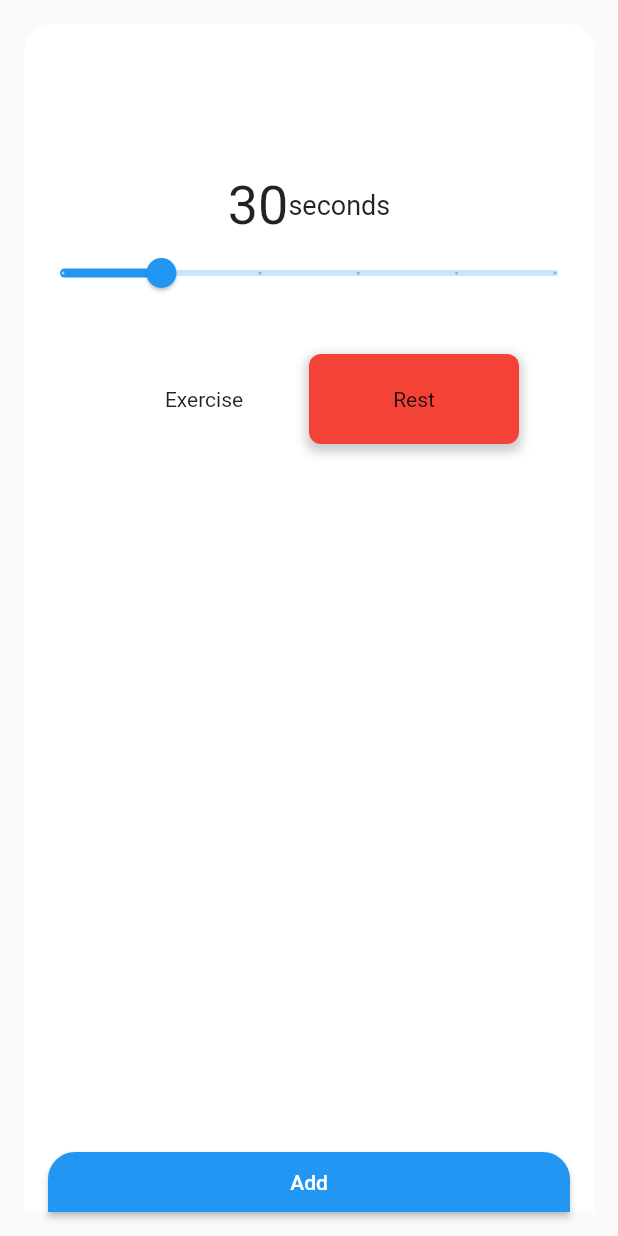
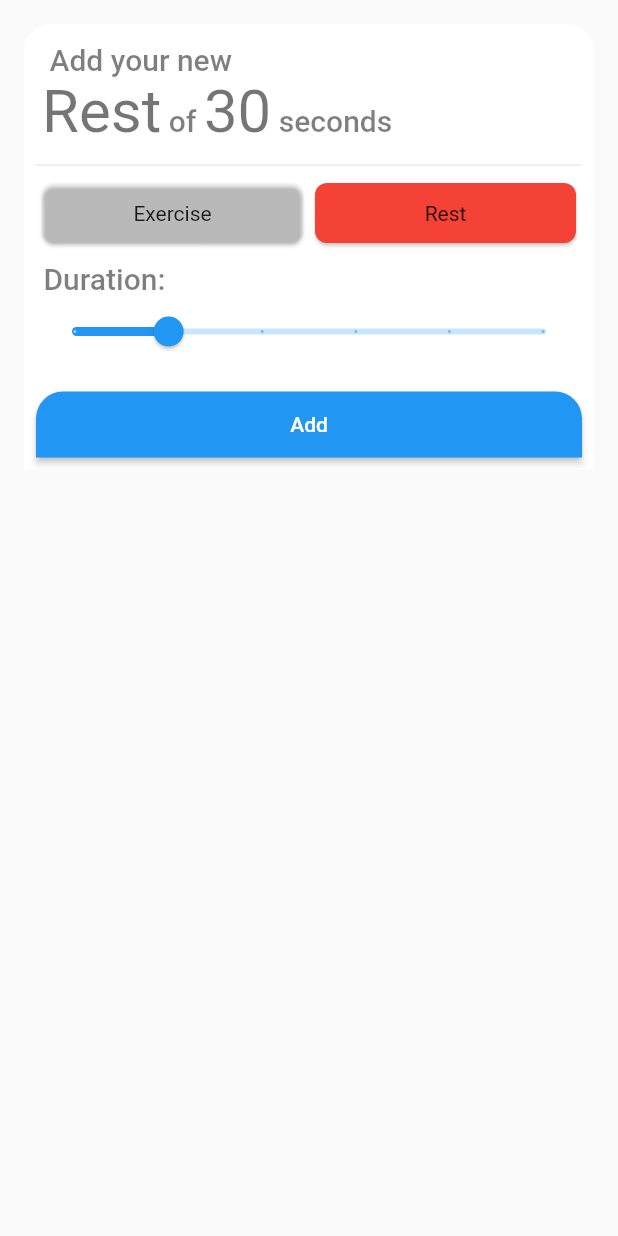
Before and after one commit to yurecKovalchuk/gym_companion, a Flutter app: the ShowModalBottomSheetSetApproaches widget shown alone on an empty page, opened directly, on a phone screen of 412 x 824 dp. Run offline on Flutter 3.47's test engine with Material 2 defaults, Android fonts, the phone set to English and light mode, and no system bars; our stand-ins replace flutter_bloc.

Commit message:
refactor/chage show modal widget

```diff
--- a/lib/features/exercise_create/widget/show_modal_bottom_sheet_set_approaches.dart
+++ b/lib/features/exercise_create/widget/show_modal_bottom_sheet_set_approaches.dart
@@ -19,13 +19,6 @@ class ShowModalBottomSheetSetApproaches extends StatefulWidget {
 
 class _ShowModalBottomSheetSetApproachesState
     extends State<ShowModalBottomSheetSetApproaches> {
-  late final TextEditingController _textEditingController =
-      TextEditingController(
-    text: widget.value != null
-        ? widget.value.toString()
-        : _currentSliderValue.toString(),
-  );
-
   late ApproachType selectedType = widget.type == ApproachType.exercise
       ? ApproachType.exercise
       : ApproachType.rest;
@@ -50,23 +43,130 @@ class _ShowModalBottomSheetSetApproachesState
           ),
           color: Colors.white,
         ),
+        child: Padding(
+          padding: const EdgeInsets.all(8.0),
           child: Column(
+            mainAxisSize: MainAxisSize.min,
             children: [
-            const SizedBox(
-              height: 100,
+              Padding(
+                padding: const EdgeInsets.all(4.0),
+                child: Row(
+                  children: [
+                    RichText(
+                      text: TextSpan(
+                        children: <TextSpan>[
+                          TextSpan(
+                            text: ' Add your new ',
+                            style: Theme.of(context)
+                                .textTheme
+                                .titleLarge
+                                ?.copyWith(
+                                    color: Colors.black.withOpacity(0.5)),
+                          ),
+                          const TextSpan(
+                            text: '\n', // New line
+                          ),
+                          TextSpan(
+                              text: selectedType == ApproachType.rest
+                                  ? 'Rest'
+                                  : 'Exercise',
+                              style: Theme.of(context).textTheme.headlineLarge),
+                          TextSpan(
+                            text: ' of ',
+                            style: Theme.of(context)
+                                .textTheme
+                                .titleLarge
+                                ?.copyWith(
+                                    color: Colors.black.withOpacity(0.5)),
+                          ),
+                          TextSpan(
+                              text: _currentSliderValue.toString(),
+                              style: Theme.of(context).textTheme.headlineLarge),
+                          TextSpan(
+                            text: ' seconds ',
+                            style: Theme.of(context)
+                                .textTheme
+                                .titleLarge
+                                ?.copyWith(
+                                    color: Colors.black.withOpacity(0.5)),
+                          ),
+                        ],
+                      ),
+                    ),
+                  ],
+                ),
+              ),
+              const Divider(),
+              Padding(
+                padding: const EdgeInsets.only(
+                  bottom: 8.0,
+                ),
+                child: Row(
+                  mainAxisAlignment: MainAxisAlignment.center,
+                  children: [
+                    Expanded(
+                      child: Card(
+                        color: selectedType == ApproachType.exercise
+                            ? Colors.green
+                            : Colors.transparent,
+                        shape: RoundedRectangleBorder(
+                          borderRadius: BorderRadius.circular(8.0),
+                          side: BorderSide(
+                            color: selectedType == ApproachType.exercise
+                                ? Colors.black.withOpacity(0.2)
+                                : Colors.transparent,
+                            width: 2.0,
+                          ),
+                        ),
+                        child: InkWell(
+                          onTap: selectedTypeApproachExercise,
+                          child: const SizedBox(
+                            height: 40,
+                            child: Center(
+                              child: Text('Exercise'),
+                            ),
+                          ),
+                        ),
+                      ),
+                    ),
+                    Expanded(
+                      child: Card(
+                        color: selectedType == ApproachType.rest
+                            ? Colors.red
+                            : Colors.transparent,
+                        shape: RoundedRectangleBorder(
+                          borderRadius: BorderRadius.circular(8.0),
+                          side: BorderSide(
+                            color: selectedType == ApproachType.exercise
+                                ? Colors.black.withOpacity(0.2)
+                                : Colors.transparent,
+                            width: 2.0,
+                          ),
+                        ),
+                        child: InkWell(
+                          onTap: selectedTypeApproachRest,
+                          child: const SizedBox(
+                            height: 40,
+                            child: Center(
+                              child: Text('Rest'),
+                            ),
+                          ),
+                        ),
+                      ),
+                    ),
+                  ],
+                ),
               ),
               Row(
-              mainAxisAlignment: MainAxisAlignment.center,
                 children: [
-                Text(
-                  _currentSliderValue.toString(),
-                  style: const TextStyle(
-                    fontSize: 36,
+                  RichText(
+                    text: TextSpan(
+                      text: ' Duration: ',
+                      style: Theme.of(context)
+                          .textTheme
+                          .titleLarge
+                          ?.copyWith(color: Colors.black.withOpacity(0.5)),
                     ),
-                ),
-                const Text(
-                  'seconds',
-                  style: TextStyle(fontSize: 18),
                   )
                 ],
               ),
@@ -81,75 +181,13 @@ class _ShowModalBottomSheetSetApproachesState
                   });
                 },
               ),
-            const SizedBox(
-              height: 30,
-            ),
-            Row(
-              mainAxisAlignment: MainAxisAlignment.center,
-              children: [
-                GestureDetector(
-                  onTap: selectedTypeApproachExercise,
-                  child: Container(
-                    height: 60,
-                    width: 140,
-                    decoration: BoxDecoration(
-                      color: selectedType == ApproachType.exercise
-                          ? Colors.green
-                          : Colors.transparent,
-                      borderRadius: BorderRadius.circular(8.0),
-                      boxShadow: [
-                        BoxShadow(
-                          color: selectedType == ApproachType.exercise
-                              ? Colors.black.withOpacity(0.2)
-                              : Colors.transparent,
-                          spreadRadius: 2,
-                          blurRadius: 5,
-                          offset: const Offset(0, 3),
-                        ),
-                      ],
-                    ),
-                    child: const Center(
-                      child: Text('Exercise'),
-                    ),
-                  ),
-                ),
-                GestureDetector(
-                  onTap: selectedTypeApproachRest,
-                  child: Container(
-                    height: 60,
-                    width: 140,
-                    decoration: BoxDecoration(
-                      color: selectedType == ApproachType.rest
-                          ? Colors.red
-                          : Colors.transparent,
-                      borderRadius: BorderRadius.circular(8.0),
-                      boxShadow: [
-                        BoxShadow(
-                          color: selectedType == ApproachType.rest
-                              ? Colors.black.withOpacity(0.2)
-                              : Colors.transparent,
-                          spreadRadius: 2,
-                          blurRadius: 5,
-                          offset: const Offset(0, 3),
-                        ),
-                      ],
-                    ),
-                    child: const Center(
-                      child: Text('Rest'),
-                    ),
-                  ),
-                ),
-              ],
-            ),
-            const SizedBox(
-              height: 36,
-            ),
-            const Spacer(),
               SizedBox(
                 width: double.infinity,
-              height: 40,
+                height: 60,
                 child: Padding(
-                padding: const EdgeInsets.only(left: 16.0, right: 16.0),
+                  padding: const EdgeInsets.only(
+                    top: 16.0,
+                  ),
                   child: ElevatedButton(
                     style: ElevatedButton.styleFrom(
                       shape: const RoundedRectangleBorder(
@@ -178,6 +216,7 @@ class _ShowModalBottomSheetSetApproachesState
             ],
           ),
         ),
+      ),
     );
   }
 
```
Lines whose indentation alone changed are shown as unchanged.
